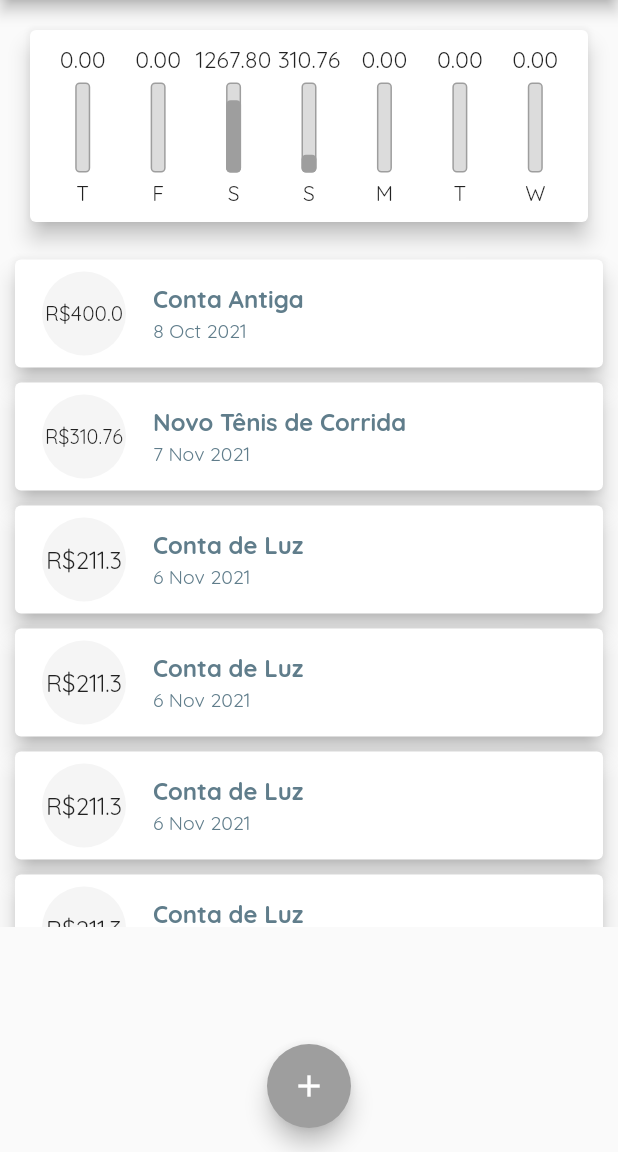
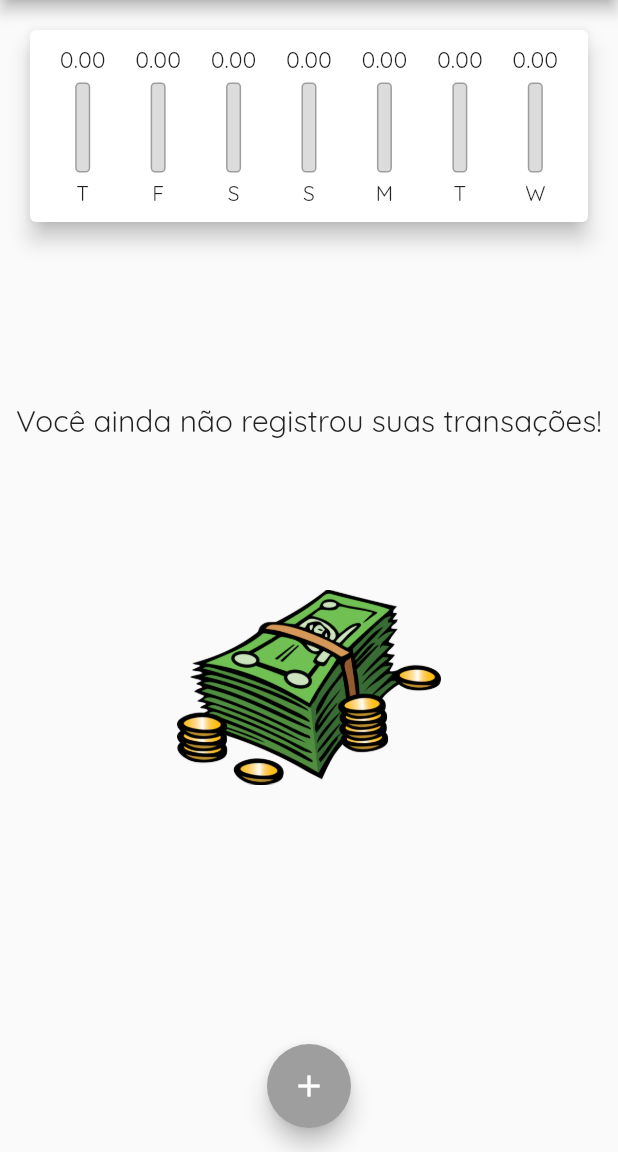
Before and after one commit to 4z1mut3/appDespesasPessoais, a Flutter app: the screen it shows after launch, on a phone screen of 412 x 824 dp, the part 84-1236 px from its top. Run offline on Flutter 3.47's test engine with Material 2 defaults, Android fonts, the phone set to English and light mode, and no system bars.

```diff
--- a/lib/components/chart.dart
+++ b/lib/components/chart.dart
@@ -55,7 +55,7 @@ class Chart extends StatelessWidget {
               child: ChartBar(
                 label: tr['day'].toString(),
                 value: (tr['value'] as double),
-                percentage: (tr['value'] as double)/_weekTotalValue,
+                percentage: _weekTotalValue == 0 ? 0: ((tr['value'] as double)/_weekTotalValue),
               ),
             );
           }).toList(),
--- a/lib/main.dart
+++ b/lib/main.dart
@@ -45,49 +45,7 @@ class MyHomePage extends StatefulWidget {
 
 class _MyHomePageState extends State<MyHomePage> {
   final List<Transaction> _transactions = [
-    Transaction(
-      id: 't0',
-      title: 'Conta Antiga',
-      value: 400.00,
-      date: DateTime.now().subtract(Duration(days: 33)),
-    ),
-    Transaction(
-      id: 't1',
-      title: 'Novo Tênis de Corrida',
-      value: 310.76,
-      date: DateTime.now().subtract(Duration(days: 3)),
-    ),
-    Transaction(
-      id: 't2',
-      title: 'Conta de Luz',
-      value: 211.30,
-      date: DateTime.now().subtract(Duration(days: 4)),
-    ),Transaction(
-      id: 't2',
-      title: 'Conta de Luz',
-      value: 211.30,
-      date: DateTime.now().subtract(Duration(days: 4)),
-    ),Transaction(
-      id: 't2',
-      title: 'Conta de Luz',
-      value: 211.30,
-      date: DateTime.now().subtract(Duration(days: 4)),
-    ),Transaction(
-      id: 't2',
-      title: 'Conta de Luz',
-      value: 211.30,
-      date: DateTime.now().subtract(Duration(days: 4)),
-    ),Transaction(
-      id: 't2',
-      title: 'Conta de Luz',
-      value: 211.30,
-      date: DateTime.now().subtract(Duration(days: 4)),
-    ),Transaction(
-      id: 't2',
-      title: 'Conta de Luz',
-      value: 211.30,
-      date: DateTime.now().subtract(Duration(days: 4)),
-    ),
+
   ];
 
   List<Transaction> get _recentTransactions {
```
Also changed, not shown: lib/components/transaction_form.dart (+28 -6 lines).
